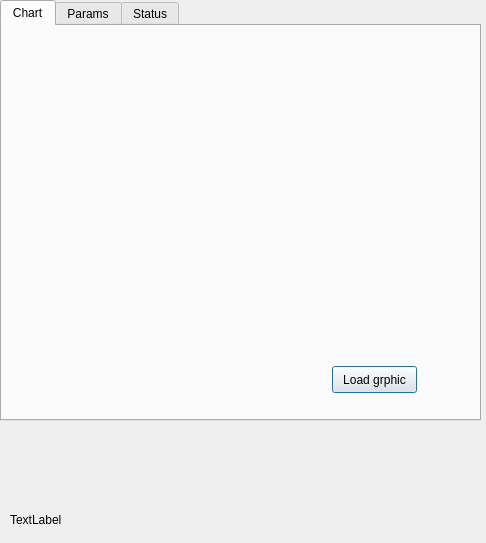
The window that profiles/profiledialog.ui (cuby-tec/mitoPrinter) describes before a commit, drawn with Qt 5.
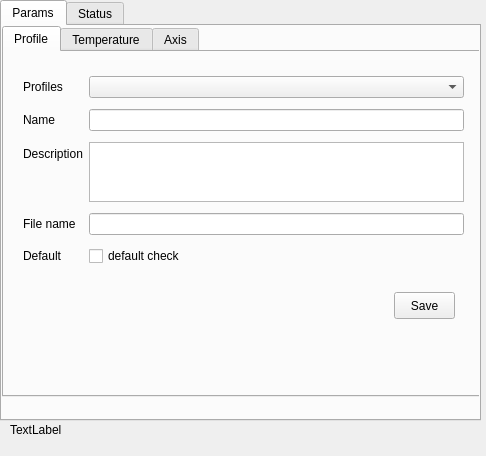
The same window after the commit. The open tabs and pages were chosen to show the change. Icons and pictures are not drawn. Custom widgets are drawn as their Qt base class.

Patch:
```diff
--- a/profiles/profiledialog.ui
+++ b/profiles/profiledialog.ui
@@ -7,7 +7,7 @@
     <x>0</x>
     <y>0</y>
     <width>486</width>
-    <height>543</height>
+    <height>456</height>
    </rect>
   </property>
   <property name="windowTitle">
@@ -31,43 +31,6 @@
    <property name="currentIndex">
     <number>1</number>
    </property>
-   <widget class="QWidget" name="tab1">
-    <attribute name="title">
-     <string>Chart</string>
-    </attribute>
-    <widget class="QCustomPlot" name="customPlot" native="true">
-     <property name="geometry">
-      <rect>
-       <x>0</x>
-       <y>0</y>
-       <width>489</width>
-       <height>301</height>
-      </rect>
-     </property>
-     <property name="cursor">
-      <cursorShape>CrossCursor</cursorShape>
-     </property>
-     <property name="toolTip">
-      <string extracomment="Temperature trace">Temperatur traker</string>
-     </property>
-    </widget>
-    <widget class="QPushButton" name="pushButton_3">
-     <property name="geometry">
-      <rect>
-       <x>330</x>
-       <y>340</y>
-       <width>85</width>
-       <height>27</height>
-      </rect>
-     </property>
-     <property name="toolTip">
-      <string>Set Profile to Controller</string>
-     </property>
-     <property name="text">
-      <string>Load grphic</string>
-     </property>
-    </widget>
-   </widget>
    <widget class="QWidget" name="tab_2">
     <attribute name="title">
      <string>Params</string>
@@ -772,7 +735,7 @@
    <property name="geometry">
     <rect>
      <x>10</x>
-     <y>510</y>
+     <y>420</y>
      <width>451</width>
      <height>20</height>
     </rect>
@@ -788,14 +751,6 @@
    </property>
   </widget>
  </widget>
- <customwidgets>
-  <customwidget>
-   <class>QCustomPlot</class>
-   <extends>QWidget</extends>
-   <header>qcustomplot.h</header>
-   <container>1</container>
-  </customwidget>
- </customwidgets>
  <resources>
   <include location="../resources.qrc"/>
  </resources>
```
Left out of the diff: 8 changed lines with no effect on the pictures.
